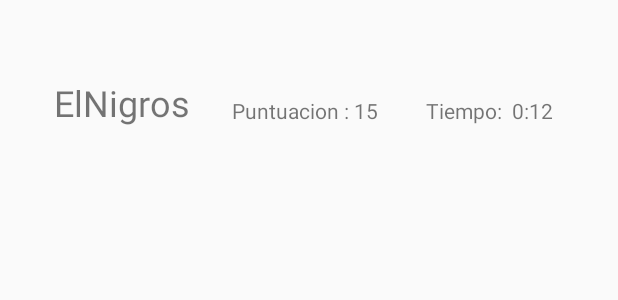
After one commit to Elniadas/Quiz, an Android app: the layout activity_ladderboard.xml on its own in the app's theme, with its tools: preview values and no code run, on a phone screen of 412 x 824 dp. The commit adds this screen. Shown: the top 300 px of the screen. Run offline under Robolectric (Android 15) with nearby library versions, the phone set to English and light mode, and no system bars.

Commit message:
db añadida de nuevo

```diff
--- a/app/src/main/AndroidManifest.xml
+++ b/app/src/main/AndroidManifest.xml
@@ -14,7 +14,7 @@
         android:supportsRtl="true"
         android:theme="@style/Theme.Game_primeros_test">
         <activity
-            android:name=".Set_Name"
+            android:name=".Ladderboard"
             android:exported="false" />
         <activity
             android:name=".QuizFragments"
--- a/app/src/main/java/com/grupox/game_primeros_test/AudioScreen.kt
+++ b/app/src/main/java/com/grupox/game_primeros_test/AudioScreen.kt
@@ -12,7 +12,7 @@ import android.widget.EditText
 import android.widget.Toast
 
 import kotlinx.android.synthetic.main.activity_audio_screen.*
-import kotlinx.android.synthetic.main.activity_set_name.*
+
 
 class AudioScreen : Audio() {
 
--- a/app/src/main/java/com/grupox/game_primeros_test/bd/PreguntaDao.kt
+++ b/app/src/main/java/com/grupox/game_primeros_test/bd/PreguntaDao.kt
@@ -35,7 +35,7 @@ interface PreguntaDao {
     @Insert(onConflict = OnConflictStrategy.IGNORE)
     suspend fun addClasificacion(clasificacion: Clasificacion)
 
-    @Query("SELECT * FROM Clasificacion ORDER BY puntuation DESC")
+    @Query("SELECT * FROM Clasificacion ORDER BY puntuation DESC, tiempo DESC")
     fun getAllClasificaciones(): LiveData<List<Clasificacion>>
 
 }
--- /dev/null
+++ b/app/src/main/res/layout/activity_ladderboard.xml
@@ -0,0 +1,39 @@
+<?xml version="1.0" encoding="utf-8"?>
+<androidx.constraintlayout.widget.ConstraintLayout xmlns:android="http://schemas.android.com/apk/res/android"
+    xmlns:app="http://schemas.android.com/apk/res-auto"
+    xmlns:tools="http://schemas.android.com/tools"
+    android:layout_width="match_parent"
+    android:layout_height="match_parent"
+    tools:context=".Ladderboard">
+
+    <TextView
+        android:id="@+id/tv_username"
+        android:layout_width="wrap_content"
+        android:layout_height="wrap_content"
+        android:layout_marginStart="36dp"
+        android:layout_marginTop="52dp"
+        android:text="ElNigros"
+        android:textSize="24sp"
+        app:layout_constraintStart_toStartOf="parent"
+        app:layout_constraintTop_toTopOf="parent" />
+
+    <TextView
+        android:id="@+id/tv_puntuacion"
+        android:layout_width="wrap_content"
+        android:layout_height="wrap_content"
+        android:layout_marginStart="28dp"
+        android:layout_marginTop="64dp"
+        android:text="Puntuacion : 15"
+        app:layout_constraintStart_toEndOf="@+id/tv_username"
+        app:layout_constraintTop_toTopOf="parent" />
+
+    <TextView
+        android:id="@+id/tv_tiempo"
+        android:layout_width="wrap_content"
+        android:layout_height="wrap_content"
+        android:layout_marginStart="32dp"
+        android:layout_marginTop="64dp"
+        android:text="Tiempo:  0:12"
+        app:layout_constraintStart_toEndOf="@+id/tv_puntuacion"
+        app:layout_constraintTop_toTopOf="parent" />
+</androidx.constraintlayout.widget.ConstraintLayout>
```
Also changed, not shown: app/src/main/java/com/grupox/game_primeros_test/Ladderboard.kt (added, +20 -0 lines), app/src/main/java/com/grupox/game_primeros_test/ListAdapter.kt (added, +36 -0 lines), app/src/main/assets/database/preguntas_database.db (added).
